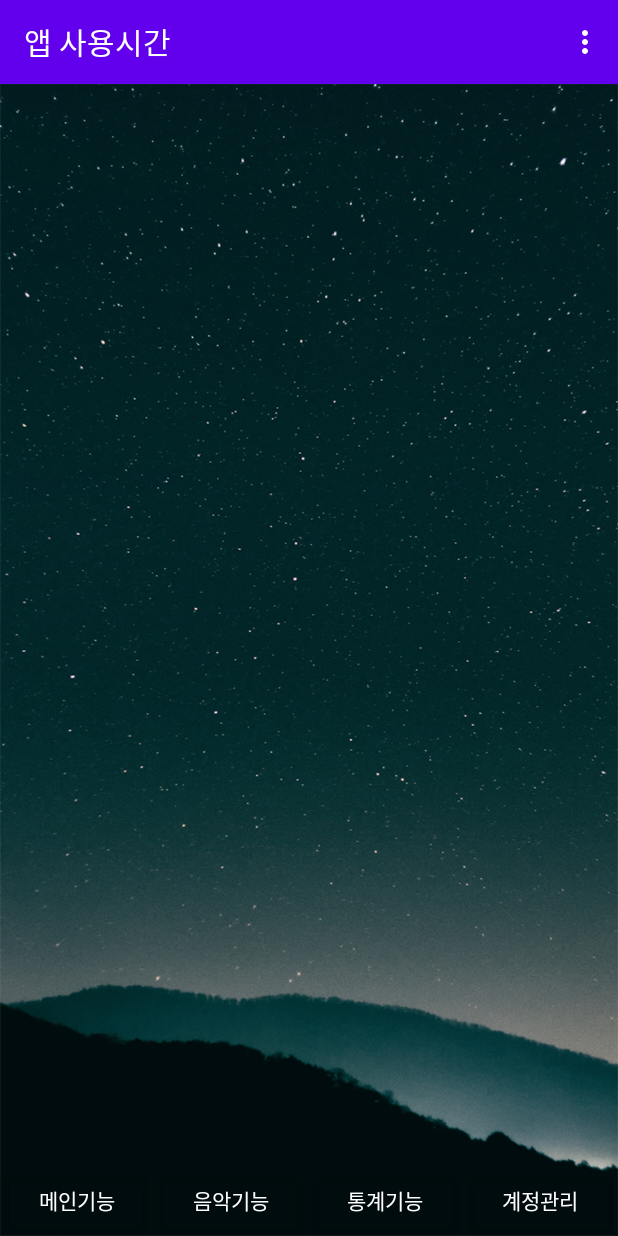
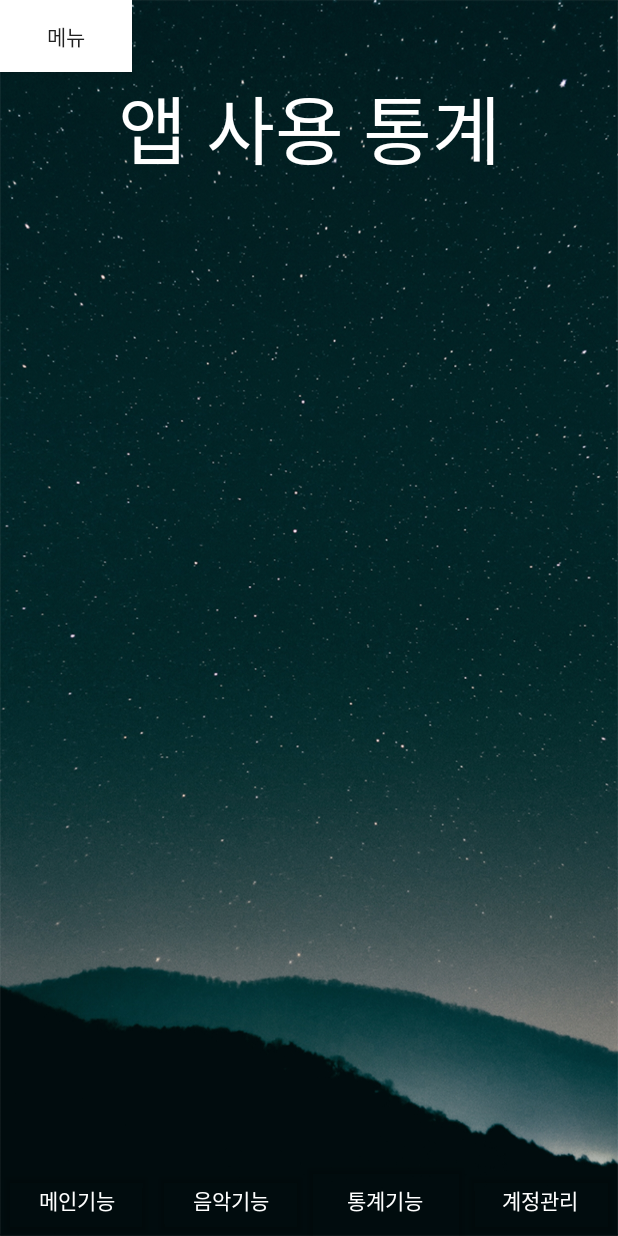
Before and after one commit to Gangglion/Sleeper, an Android app: the AppTimeStatistics screen opened directly, with no data from a screen before it, on a phone screen of 412 x 824 dp. Run offline under Robolectric (Android 15) with nearby library versions, the phone set to English and light mode, and no system bars.

Commit message:
통계메뉴 만들기

```diff
--- a/Sleep_Project/app/build.gradle
+++ b/Sleep_Project/app/build.gradle
@@ -49,6 +49,7 @@ dependencies {
     //아래 의존성 2줄 로그인 프로파일을 위해 추가
     //implementation fileTree(dir: 'libs', include: ['*.jar'])
     implementation 'com.squareup.picasso:picasso:2.71828'
+
 }
 apply plugin: 'com.google.gms.google-services'
 apply plugin: 'com.android.application'
--- a/Sleep_Project/app/src/main/AndroidManifest.xml
+++ b/Sleep_Project/app/src/main/AndroidManifest.xml
@@ -55,9 +55,10 @@
         <activity android:name=".UI_4_Statisticstab" />
         <activity android:name=".UI_5_AccountTab" />
         <activity android:name=".UI_List" />
-        <activity android:name=".AppTimeStatistics" />
         <activity android:name=".UI_2_1_Lock_activity" />
         <activity android:name=".UI_2_2_AlarmImg_Activity" />
+        <activity android:name=".SleepComparisonStatistics"/>
+        <activity android:name=".AppTimeStatistics"/>
     </application>
 
 </manifest>
--- a/Sleep_Project/app/src/main/java/com/example/sleep_project/AppTimeStatistics.java
+++ b/Sleep_Project/app/src/main/java/com/example/sleep_project/AppTimeStatistics.java
@@ -1,44 +1,113 @@
 package com.example.sleep_project;
 
 import android.content.Intent;
+import android.graphics.Color;
 import android.os.Bundle;
 import android.view.Menu;
 import android.view.MenuInflater;
 import android.view.MenuItem;
+import android.view.View;
+import android.widget.Button;
+import android.widget.PopupMenu;
+import android.widget.TextView;
 
+import androidx.appcompat.app.ActionBar;
 import androidx.appcompat.app.AppCompatActivity;
 
 public class AppTimeStatistics extends AppCompatActivity {
+    Button main, music, statistics, account,menuOpen;
     Intent intent;
+    MenuItem menuItem;
+    TextView statisticsTitle;
     @Override
     protected void onCreate(Bundle savedInstanceState) {
         super.onCreate(savedInstanceState);
         setContentView(R.layout.statistics1);
-        setTitle("앱 사용시간");
-    }
-    public boolean onCreateOptionsMenu(Menu menu) {
-        MenuInflater inflater = getMenuInflater();
-        inflater.inflate(R.menu.menu,menu);
-        return true;
+
+        statisticsTitle = (TextView)findViewById(R.id.statisticsName);
+        statisticsTitle.setText("앱 사용 통계");
+
+
+        //상단 액션바 숨기는 코드
+        ActionBar actionBar = getSupportActionBar();
+        actionBar.hide();
+        //menuItem = (MenuItem)findViewById(R.id.appUseTime);
+        //menuItem.setEnabled(false);
+        //메뉴버튼
+        menuOpen = (Button)findViewById(R.id.menuOpen);
+        menuOpen.setOnClickListener(new View.OnClickListener() {
+            @Override
+            public void onClick(View v) {
+                final PopupMenu popupMenu = new PopupMenu(getApplicationContext(),v);
+                getMenuInflater().inflate(R.menu.menu, popupMenu.getMenu());
+
+                popupMenu.setOnMenuItemClickListener(new PopupMenu.OnMenuItemClickListener() {
+                    @Override
+                    public boolean onMenuItemClick(MenuItem item) {
+                        if(item.getItemId() == R.id.sleepTimecomparison) {
+                            Intent intent = new Intent(getApplicationContext(), SleepComparisonStatistics.class);
+                            startActivity(intent);
+                            finish();
+                        }else if(item.getItemId() == R.id.sleepTime) {
+                            Intent intent = new Intent(getApplicationContext(), UI_4_Statisticstab.class);
+                            startActivity(intent);
+                            finish();
+                        }
+                        return false;
+                    }
+                });
+                popupMenu.show();
+            }
+        });
+
+
+
+
+
+
+
+
+
+
+        /////////////////////////////////////////////
+        main = (Button) findViewById(R.id.main); //메인기능버튼
+        music = (Button) findViewById(R.id.music); //음악기능 버튼
+        statistics = (Button) findViewById(R.id.statistics); //통계기능 버튼
+        account = (Button) findViewById(R.id.accounttab); //계정관리기능 버튼
+
+
+
+
+
+
+        statistics.setBackgroundColor(Color.GRAY);
+        //메인 탭으로 이동
+        main.setOnClickListener(new View.OnClickListener() {
+            @Override
+            public void onClick(View view) {
+                Intent intent = new Intent(getApplicationContext(), UI_2_Maintimertab.class);
+                startActivity(intent);
+                finish();
+            }
+        });
+        //음악 탭으로 이동
+        music.setOnClickListener(new View.OnClickListener() {
+            @Override
+            public void onClick(View view) {
+                Intent intent = new Intent(getApplicationContext(), UI_3_Musictab.class);
+                startActivity(intent);
+                finish();
+            }
+        });
+        //계정관리 탭으로 이동
+        account.setOnClickListener(new View.OnClickListener() {
+            @Override
+            public void onClick(View view) {
+                Intent intent = new Intent(getApplicationContext(), UI_5_AccountTab.class);
+                startActivity(intent);
+                finish();
+            }
+        });
     }
 
-    public boolean onOptionsItemSelected(MenuItem item) {
-        switch (item.getItemId()) {
-
-            case R.id.sleepTime:
-                intent = new Intent(AppTimeStatistics.this,UI_4_Statisticstab.class);
-                startActivity(intent);
-                finish();
-                break;
-            case R.id.sleepTimecomparison:
-                intent = new Intent(AppTimeStatistics.this,SleepComparisonStatistics.class);
-                startActivity(intent);
-                finish();
-                break;
-        }
-
-        return true;
-    }
-
-
 }
--- a/Sleep_Project/app/src/main/res/layout/statistics1.xml
+++ b/Sleep_Project/app/src/main/res/layout/statistics1.xml
@@ -8,14 +8,40 @@
 
     style="@style/backgroundimg">
 
+
+
+
     <LinearLayout
         android:layout_width="match_parent"
-        android:layout_height="wrap_content"
-        android:layout_gravity="bottom">
+        android:layout_height="match_parent"
+        android:orientation="vertical">
+
         <LinearLayout
             android:layout_width="match_parent"
             android:layout_height="wrap_content"
+            android:orientation="vertical">
+        <Button
+            android:layout_width="wrap_content"
+            android:layout_height="wrap_content"
+            android:text="메뉴"
+            android:id="@+id/menuOpen"
+            android:background="@color/white"
+            />
+            <TextView
+                android:layout_width="match_parent"
+                android:layout_height="wrap_content"
+                android:text=""
+                android:textColor="#fff"
+                android:textSize="50dp"
+                android:textAlignment="center"
+                android:id="@+id/statisticsName"
+                />
+        </LinearLayout>
 
+        <LinearLayout
+            android:layout_width="match_parent"
+            android:layout_height="match_parent"
+            android:gravity="bottom"
             >
             <Button
                 android:layout_width="wrap_content"
--- a/Sleep_Project/app/src/main/res/menu/menu.xml
+++ b/Sleep_Project/app/src/main/res/menu/menu.xml
@@ -2,15 +2,15 @@
 <menu xmlns:android="http://schemas.android.com/apk/res/android">
 
     <item
-        android:title="수면시간통계"
+        android:title="수면시간 통계"
         android:id="@+id/sleepTime"
         />
     <item
-        android:title="어플사용통계"
+        android:title="앱 사용 통계"
         android:id="@+id/appUseTime"
         />
     <item
-        android:title="수면시간비교"
+        android:title="수면시간 비교"
         android:id="@+id/sleepTimecomparison"
         />
 </menu>
```
Also changed, not shown: Sleep_Project/app/src/main/java/com/example/sleep_project/SleepComparisonStatistics.java (+90 -25 lines), Sleep_Project/app/src/main/java/com/example/sleep_project/UI_4_Statisticstab.java (+43 -25 lines).
